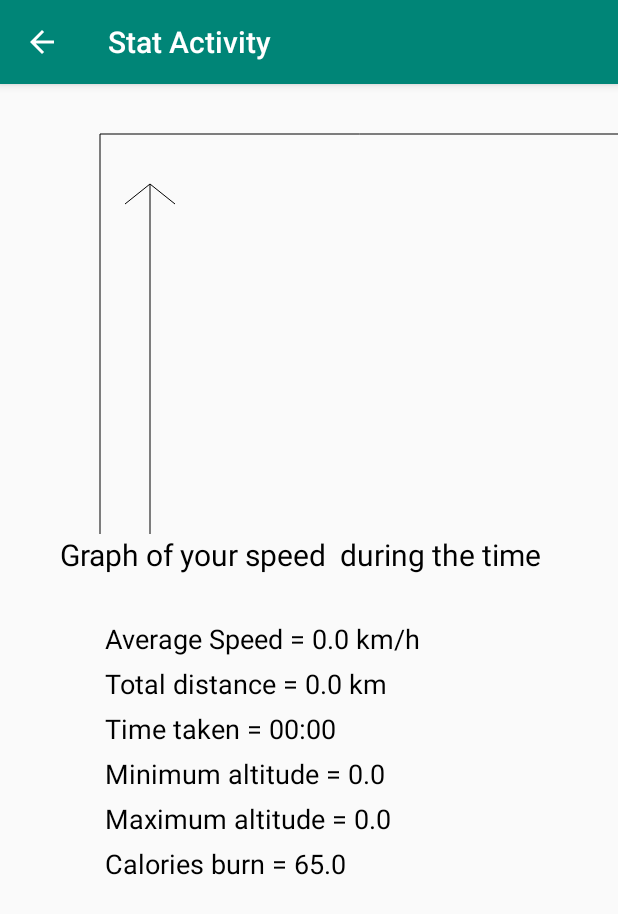
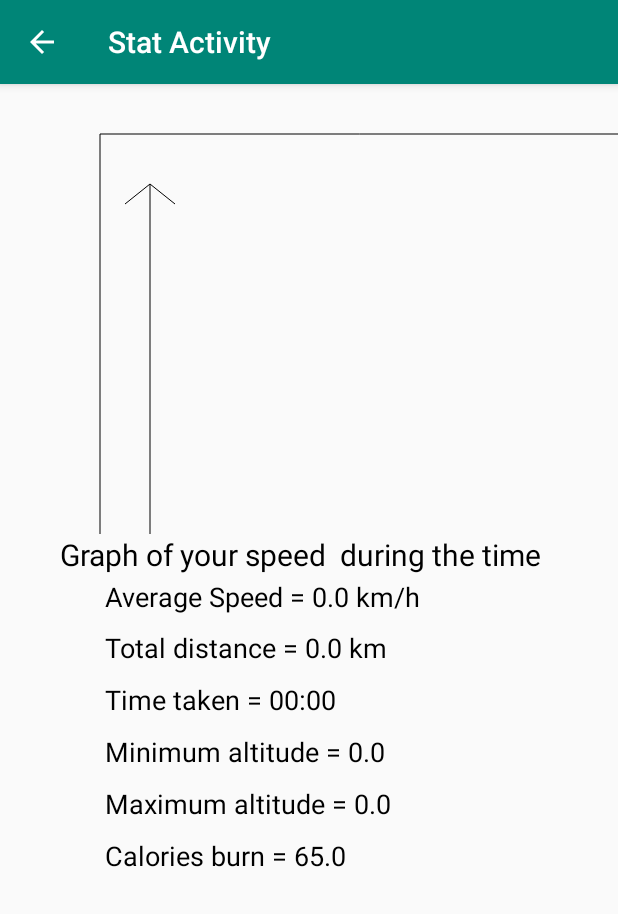
Before and after one commit to GauthierDenglos/AndroidGpsXplorer, an Android app: the statActivity screen opened directly, with no data from a screen before it, on a phone screen of 412 x 824 dp. Shown: the top 914 px of the screen. Run offline under Robolectric (Android 15) with nearby library versions, the phone set to English and light mode, and no system bars.

```diff
--- a/trailXplorer/app/src/main/res/layout/activity_stat.xml
+++ b/trailXplorer/app/src/main/res/layout/activity_stat.xml
@@ -17,19 +17,19 @@
         android:layout_height="wrap_content"
         android:textSize="20dp"
         android:text="Graph of your speed  during the time "
-        android:layout_marginBottom="30dp"
+        android:layout_marginBottom="2dp"
         android:layout_marginLeft="40dp"
         android:textColor="@android:color/black"/>
 
     <TextView
+        android:id="@+id/aveSpeed"
         android:layout_width="match_parent"
-            android:layout_height="wrap_content"
-            android:id="@+id/aveSpeed"
+        android:layout_height="24dp"
+        android:layout_marginLeft="70dp"
+        android:layout_marginBottom="10dp"
         android:text="Average speed = "
-            android:textSize="18dp"
-            android:layout_marginBottom="5dp"
-            android:layout_marginLeft="70dp"
-            android:textColor="@android:color/black"/>
+        android:textColor="@android:color/black"
+        android:textSize="18dp" />
 
         <TextView
             android:layout_width="match_parent"
@@ -37,7 +37,7 @@
             android:id="@+id/maxDist"
             android:text="Total distance = "
             android:textSize="18dp"
-            android:layout_marginBottom="5dp"
+            android:layout_marginBottom="10dp"
             android:layout_marginLeft="70dp"
             android:textColor="@android:color/black"/>
 
@@ -47,7 +47,7 @@
             android:id="@+id/maxTime"
             android:text="Time taken = "
             android:textSize="18dp"
-            android:layout_marginBottom="5dp"
+            android:layout_marginBottom="10dp"
             android:layout_marginLeft="70dp"
             android:textColor="@android:color/black"/>
 
@@ -57,7 +57,7 @@
             android:id="@+id/minAlt"
             android:text="Minimum altitude = "
             android:textSize="18dp"
-            android:layout_marginBottom="5dp"
+            android:layout_marginBottom="10dp"
             android:layout_marginLeft="70dp"
             android:textColor="@android:color/black"/>
 
@@ -67,7 +67,7 @@
             android:id="@+id/maxAlt"
             android:text="Maximum altitude = "
             android:textSize="18dp"
-            android:layout_marginBottom="5dp"
+            android:layout_marginBottom="10dp"
             android:layout_marginLeft="70dp"
             android:textColor="@android:color/black"/>
 
@@ -77,7 +77,7 @@
             android:id="@+id/caloriesburn"
             android:text="Calories burn = "
             android:textSize="18dp"
-        android:layout_marginBottom="5dp"
+            android:layout_marginBottom="10dp"
             android:layout_marginLeft="70dp"
             android:textColor="@android:color/black"/>
 
```
Lines whose indentation alone changed are shown as unchanged.
